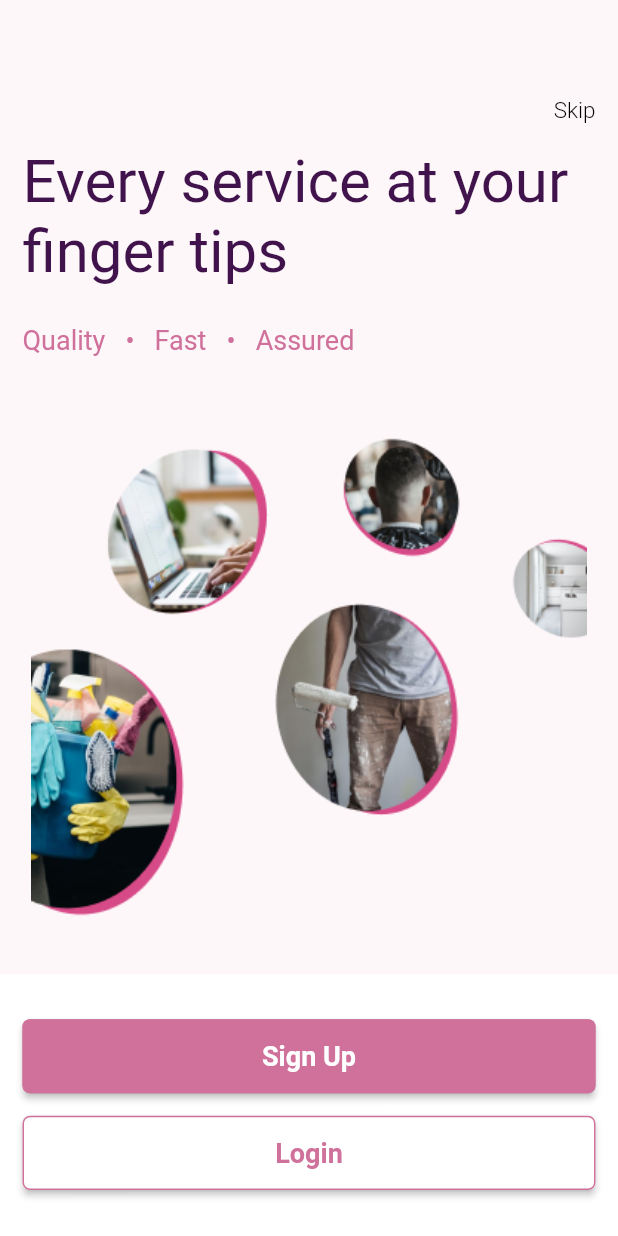
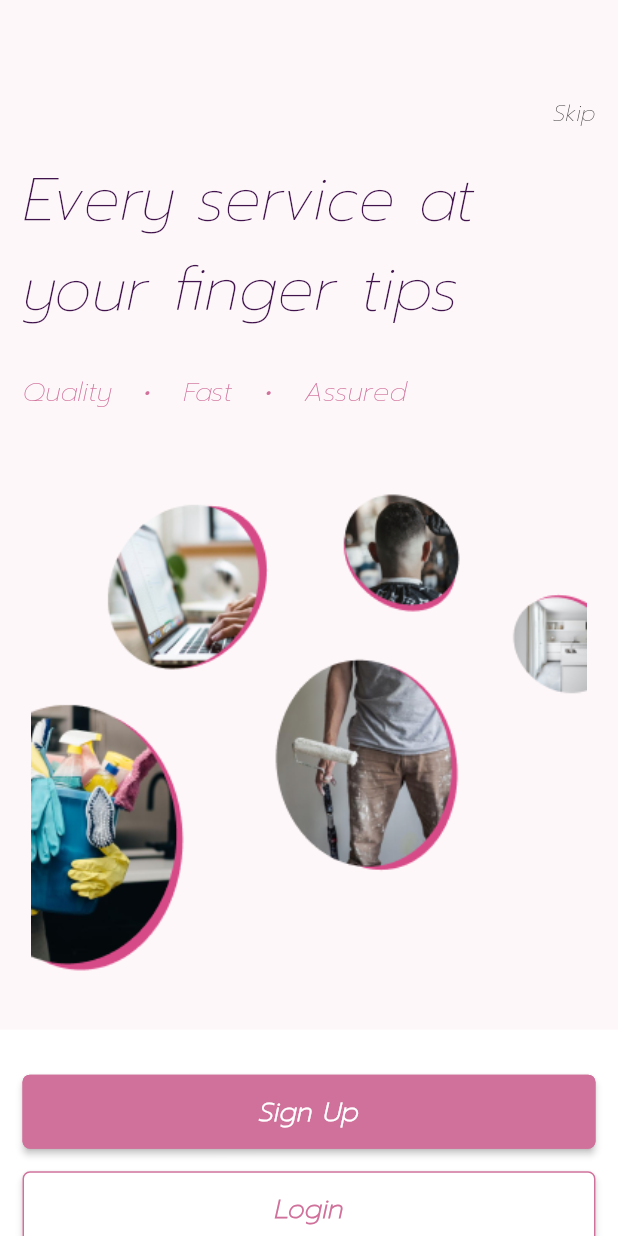
Before and after one commit to animeshrick/quality_service_delivery, a Flutter app: the screen it shows after launch, on a phone screen of 412 x 824 dp. Run offline on Flutter 3.47's test engine with Material 2 defaults, Android fonts, the light colour scheme and no system bars; our stand-ins replace flutter_rating_bar, flutter_screenutil, flutter_svg, fluttertoast, get, percent_indicator and 4 more.

Commit message:
11.08.21

```diff
--- a/lib/main.dart
+++ b/lib/main.dart
@@ -17,6 +17,7 @@ class MyApp extends StatelessWidget {
         designSize: Size(360, 690),
         builder: () => GetMaterialApp(
               debugShowCheckedModeBanner: false,
+              theme: ThemeData(fontFamily: 'prompt-italic'),
               home: SplashScreen(),
             ));
   }
```
Also changed, not shown: pubspec.yaml (+6 -6 lines), assets/Prompt-ThinItalic.ttf (added).
